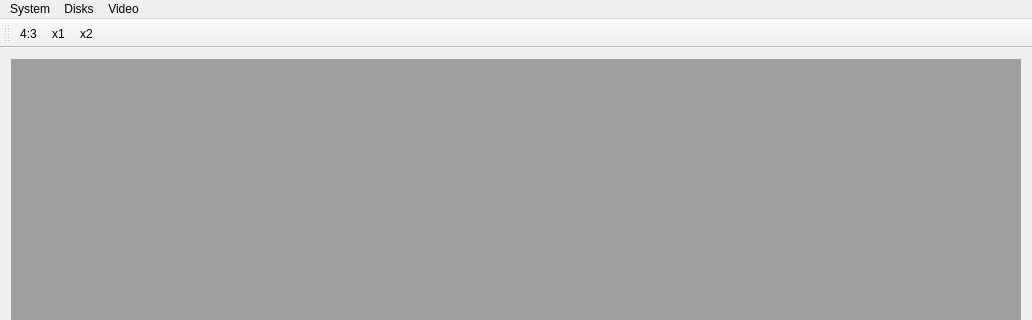
Qt form source/frontends/qapple/qapple.ui (AppleWin/AppleWin) before a commit; both pictures show x 0 to 1032 and y 0 to 320 of the 1032 by 762 pixel window.
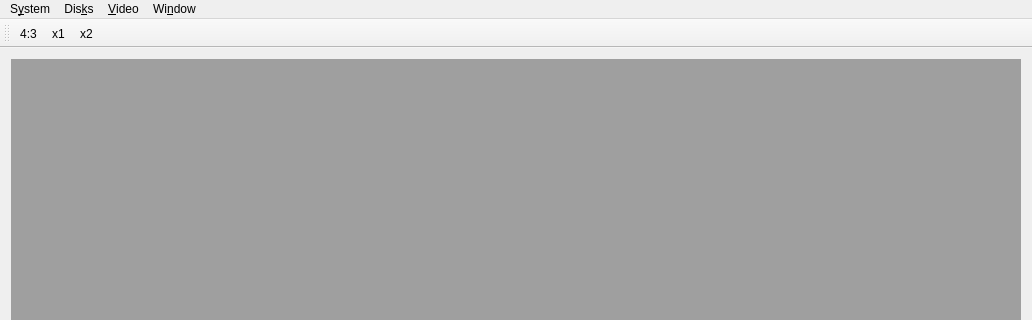
The same form after that commit.

The edit to the form file:
```diff
--- a/source/frontends/qapple/qapple.ui
+++ b/source/frontends/qapple/qapple.ui
@@ -33,12 +33,12 @@
      <x>0</x>
      <y>0</y>
      <width>1032</width>
-     <height>25</height>
+     <height>20</height>
     </rect>
    </property>
    <widget class="QMenu" name="menuSystem">
     <property name="title">
-     <string>System</string>
+     <string>S&amp;ystem</string>
     </property>
     <addaction name="actionStart"/>
     <addaction name="actionPause"/>
@@ -46,20 +46,27 @@
    </widget>
    <widget class="QMenu" name="menuDisks">
     <property name="title">
-     <string>Disks</string>
+     <string>Dis&amp;ks</string>
     </property>
     <addaction name="actionDisk_1"/>
     <addaction name="actionDisk_2"/>
    </widget>
    <widget class="QMenu" name="menuVideo">
     <property name="title">
-     <string>Video</string>
+     <string>&amp;Video</string>
     </property>
     <addaction name="actionBenchmark"/>
    </widget>
+   <widget class="QMenu" name="menuView">
+    <property name="title">
+     <string>Wi&amp;ndow</string>
+    </property>
+    <addaction name="actionMemory"/>
+   </widget>
    <addaction name="menuSystem"/>
    <addaction name="menuDisks"/>
    <addaction name="menuVideo"/>
+   <addaction name="menuView"/>
   </widget>
   <widget class="QToolBar" name="mainToolBar">
    <attribute name="toolBarArea">
```
Left out of the diff: 17 changed lines with no effect on the pictures.
